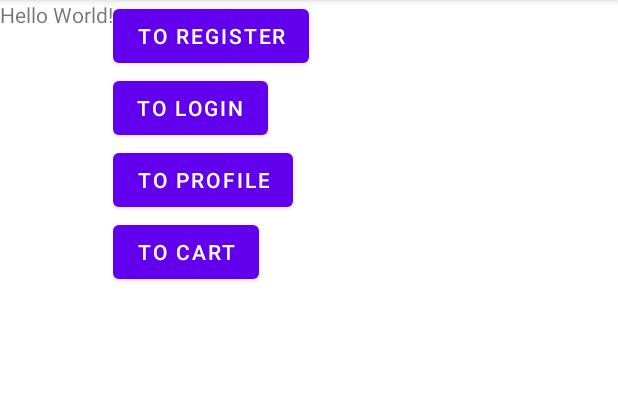
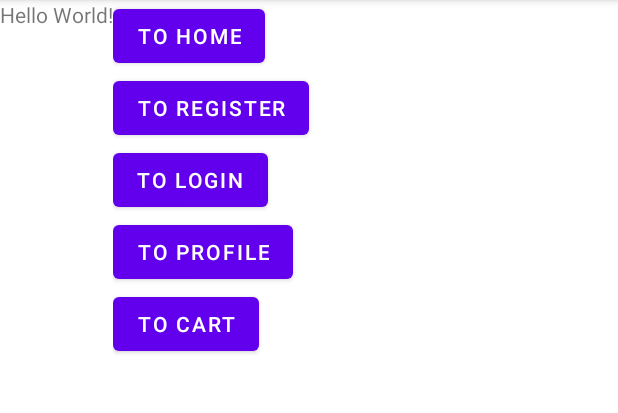
Before and after one commit to AgileTech-WV61/Mobile-app, an Android app: the screen it shows after launch (MainActivity), on a phone screen of 412 x 824 dp, the part 84-497 px from its top. Run offline under Robolectric (Android 15) with nearby library versions, the phone set to English and light mode, and no system bars.

Commit message:
Add: Home Activity

```diff
--- a/app/src/main/AndroidManifest.xml
+++ b/app/src/main/AndroidManifest.xml
@@ -13,6 +13,9 @@
         android:supportsRtl="true"
         android:theme="@style/Theme.Ksero"
         tools:targetApi="31">
+        <activity
+            android:name=".HomeActivity"
+            android:exported="false" />
         <activity
             android:name=".LoginActivity"
             android:exported="false" />
--- a/app/src/main/java/com/example/ksero/MainActivity.kt
+++ b/app/src/main/java/com/example/ksero/MainActivity.kt
@@ -10,6 +10,13 @@ class MainActivity : AppCompatActivity() {
     override fun onCreate(savedInstanceState: Bundle?) {
         super.onCreate(savedInstanceState)
         setContentView(R.layout.activity_main)
+
+        val btnToHome: Button = findViewById(R.id.toHomeButton)
+        btnToHome.setOnClickListener {
+            val intent = Intent(this, HomeActivity::class.java)
+            startActivity(intent)
+        }
+
 
         val btnToRegister: Button = findViewById(R.id.toRegisterButton)
         btnToRegister.setOnClickListener {
@@ -34,5 +41,7 @@ class MainActivity : AppCompatActivity() {
             val intent = Intent(this, Profile::class.java)
             startActivity(intent)
         }
+
+
     }
 }
--- a/app/src/main/res/layout/activity_main.xml
+++ b/app/src/main/res/layout/activity_main.xml
@@ -19,6 +19,15 @@
         android:layout_width="match_parent"
         android:layout_height="match_parent"
         android:orientation="vertical">
+        <Button
+            android:id="@+id/toHomeButton"
+            android:layout_width="wrap_content"
+            android:layout_height="wrap_content"
+            android:text="To Home"
+            app:layout_constraintBottom_toBottomOf="parent"
+            app:layout_constraintEnd_toEndOf="parent"
+            app:layout_constraintStart_toStartOf="parent"
+            app:layout_constraintTop_toTopOf="parent" />
         <Button
             android:id="@+id/toRegisterButton"
             android:layout_width="wrap_content"
```
Also changed, not shown: app/src/main/java/com/example/ksero/HomeActivity.kt (added, +27 -0 lines), app/src/main/res/layout/activity_home.xml (added, +47 -0 lines).
